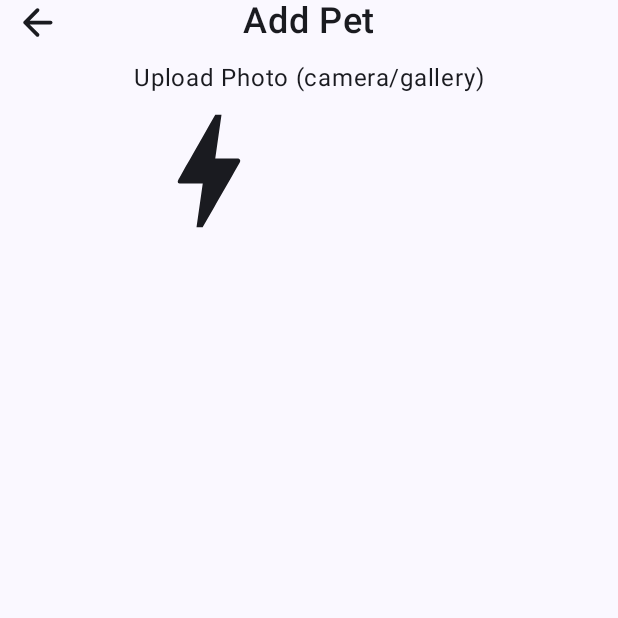
After one commit to Sayedmunna544/Application, an Android app built with Jetpack Compose: the CreateScreen screen opened through its navigation route, on a phone screen of 412 x 824 dp, the top half of it. The commit adds this screen. Run offline under Robolectric (Android 15) with nearby library versions, the phone set to English and light mode, and no system bars; our stand-ins replace Dagger/Hilt's generated code, Firebase (no records; nobody signed in at launch, a user with empty details on screens opened directly).

Commit message:
Add/Create pet details screen and add Camera permission

```diff
--- a/app/build.gradle.kts
+++ b/app/build.gradle.kts
@@ -52,7 +52,8 @@ dependencies {
     implementation("androidx.compose.material3:material3-window-size-class:1.3.2")
 
     // Material Icons (extended)
-    implementation("androidx.compose.material:material-icons-extended:1.7.7")
+    implementation("androidx.compose.material3:material3:1.3.0")
+    implementation("androidx.compose.material:material-icons-extended:1.7.0")
 
     // --- Hilt (Dependency Injection) ---
     implementation("com.google.dagger:hilt-android:2.56.2")
--- a/app/src/main/java/uk/ac/tees/mad/petcaretracker/MainActivity.kt
+++ b/app/src/main/java/uk/ac/tees/mad/petcaretracker/MainActivity.kt
@@ -14,6 +14,7 @@ import androidx.navigation.compose.NavHost
 import androidx.navigation.compose.composable
 import androidx.navigation.compose.rememberNavController
 import dagger.hilt.android.AndroidEntryPoint
+import uk.ac.tees.mad.petcaretracker.Screen.CreateScreen
 import uk.ac.tees.mad.petcaretracker.Screen.HomeScreen
 import uk.ac.tees.mad.petcaretracker.Screen.LoginScreen
 import uk.ac.tees.mad.petcaretracker.Screen.RegisterScreen
@@ -40,6 +41,7 @@ sealed class PetNavigation(val route: String) {
     object LoginScreen : PetNavigation("login_screen")
     object RegisterScreen : PetNavigation("register_screen")
     object HomeScreen : PetNavigation("home_screen")
+    object CreateScreen : PetNavigation("create_screen")
 
 }
 
@@ -61,5 +63,8 @@ fun AppNavigation(innerPadding: PaddingValues) {
         composable(PetNavigation.HomeScreen.route){
             HomeScreen(navController, viewModel)
         }
+        composable(PetNavigation.CreateScreen.route){
+            CreateScreen(navController, viewModel)
+        }
     }
 }
--- /dev/null
+++ b/app/src/main/java/uk/ac/tees/mad/petcaretracker/Screen/CreateScreen.kt
@@ -0,0 +1,53 @@
+package uk.ac.tees.mad.petcaretracker.Screen
+
+import androidx.compose.foundation.clickable
+import androidx.compose.foundation.layout.Arrangement
+import androidx.compose.foundation.layout.Box
+import androidx.compose.foundation.layout.Column
+import androidx.compose.foundation.layout.Row
+import androidx.compose.foundation.layout.fillMaxSize
+import androidx.compose.foundation.layout.fillMaxWidth
+import androidx.compose.foundation.layout.offset
+import androidx.compose.foundation.layout.padding
+import androidx.compose.foundation.layout.size
+import androidx.compose.foundation.layout.systemBarsPadding
+import androidx.compose.material.icons.Icons
+import androidx.compose.material.icons.filled.Bolt
+import androidx.compose.material.icons.rounded.ArrowBack
+import androidx.compose.material3.Icon
+import androidx.compose.material3.Text
+import androidx.compose.runtime.Composable
+import androidx.compose.ui.Alignment
+import androidx.compose.ui.Modifier
+import androidx.compose.ui.text.font.FontWeight
+import androidx.compose.ui.text.style.TextDecoration
+import androidx.compose.ui.unit.dp
+import androidx.compose.ui.unit.sp
+import androidx.navigation.NavHostController
+import uk.ac.tees.mad.petcaretracker.MainViewModel
+
+@Composable
+fun CreateScreen(navController: NavHostController, viewModel: MainViewModel) {
+    Column(modifier = Modifier.fillMaxSize()) {
+        Box(modifier = Modifier.fillMaxWidth().systemBarsPadding().padding(horizontal = 10.dp)) {
+            Icon(Icons.Rounded.ArrowBack,contentDescription = null, modifier = Modifier.size(30.dp).clickable{
+                navController.popBackStack()
+            })
+            Box(modifier = Modifier.fillMaxWidth(), contentAlignment = Alignment.Center) {
+                Text("Add Pet", fontSize = 24.sp, fontWeight = FontWeight.SemiBold)
+            }
+        }
+        Row(modifier = Modifier.fillMaxWidth(), horizontalArrangement = Arrangement.Center) {
+            Box(modifier = Modifier.padding(10.dp)) {
+                Column {
+                    Text("Upload Photo (camera/gallery)")
+                    Icon(
+                        Icons.Default.Bolt,
+                        contentDescription = null,
+                        modifier = Modifier.size(100.dp)
+                    )
+                }
+            }
+        }
+    }
+}
```
Also changed, not shown: app/src/main/java/uk/ac/tees/mad/petcaretracker/Screen/HomeScreen.kt (+3 -6 lines).
